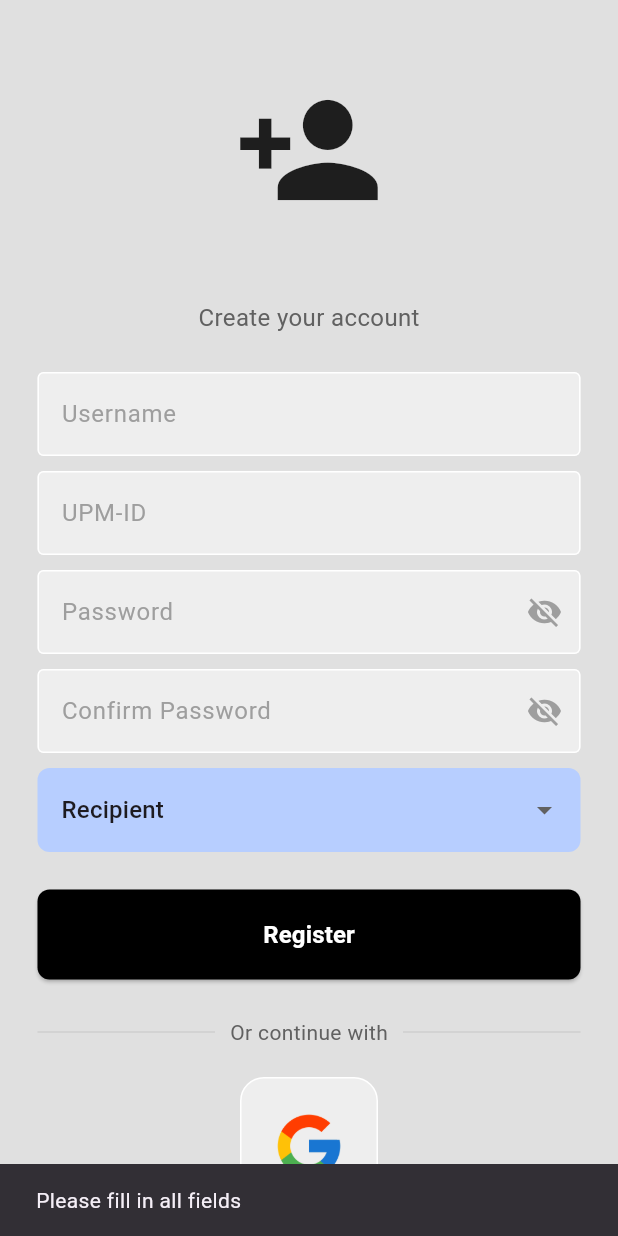
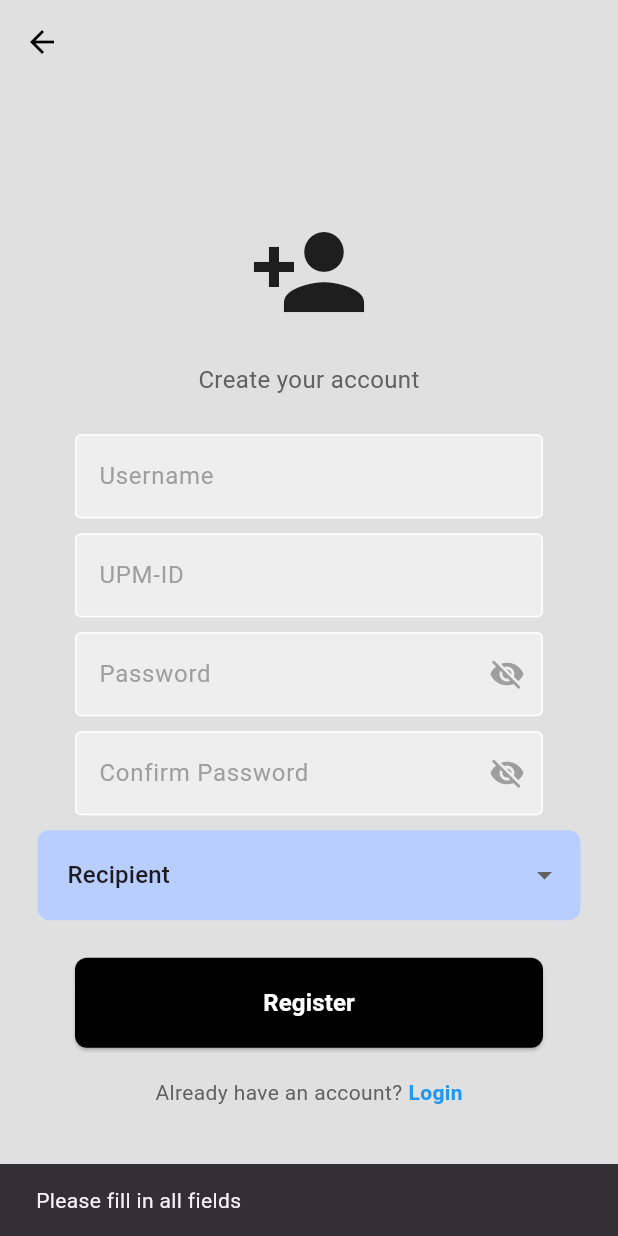
Before and after one commit to kyle-bdvl/FlutterProject, a Flutter app: the RegisterPage screen opened directly, after a tap on "Register", on a phone screen of 412 x 824 dp. Run offline on Flutter 3.47's test engine with Material 3 defaults, Android fonts, the phone set to English and light mode, and no system bars; our stand-ins replace cloud_firestore, csv, file_picker, firebase_auth, open_file, pdf and 3 more; accounts and stored records are empty.

Commit message:
Update RegisterPage.dart

```diff
--- a/flutter_application_1/lib/pages/Register/RegisterPage.dart
+++ b/flutter_application_1/lib/pages/Register/RegisterPage.dart
@@ -1,8 +1,9 @@
 import 'package:flutter/material.dart';
+import 'package:firebase_auth/firebase_auth.dart';
+import 'package:cloud_firestore/cloud_firestore.dart';
+
 import 'package:flutter_application_1/widgets/my_button.dart';
 import 'package:flutter_application_1/widgets/my_textfiled.dart';
-import 'package:flutter_application_1/widgets/square_tile.dart';
-import 'dart:async';
 
 class RegisterPage extends StatefulWidget {
   const RegisterPage({super.key});
@@ -13,141 +14,164 @@ class RegisterPage extends StatefulWidget {
 
 class _RegisterPageState extends State<RegisterPage> {
   final usernameController = TextEditingController();
-  final upm_idController = TextEditingController();
+  final upmIdController = TextEditingController();
   final passwordController = TextEditingController();
   final confirmPasswordController = TextEditingController();
   String userType = 'Recipient';
 
   final List<String> userTypes = ['Certificate Authority (CA)', 'Recipient'];
-
-  // Placeholder for checking username existence
-  Future<bool> usernameExists(String username) async {
-    // TODO: Replace with Firebase check later
-    await Future.delayed(const Duration(milliseconds: 200));
-    return false;
-  }
-
-  // Placeholder for checking UPM-ID existence
-  Future<bool> upmIdExists(String upmId) async {
-    // TODO: Replace with Firebase check later
-    await Future.delayed(const Duration(milliseconds: 200));
-    return false;
-  }
+  bool isLoading = false;
 
   Future<void> registerUser() async {
     final username = usernameController.text.trim();
-    final upmId = upm_idController.text.trim();
+    final upmId = upmIdController.text.trim();
     final password = passwordController.text;
     final confirmPassword = confirmPasswordController.text;
+    final email = '$upmId@student.upm.edu.my';
 
-    if (username.isEmpty ||
-        upmId.isEmpty ||
-        password.isEmpty ||
-        confirmPassword.isEmpty) {
-      ScaffoldMessenger.of(context).showSnackBar(
-        const SnackBar(content: Text('Please fill in all fields')),
-      );
+    if ([username, upmId, password, confirmPassword].any((e) => e.isEmpty)) {
+      showMessage('Please fill in all fields');
       return;
     }
 
-    // Minimum password length check
-    if (password.length < 5) {
-      ScaffoldMessenger.of(context).showSnackBar(
-        const SnackBar(
-          content: Text('Password must be at least 5 characters long'),
-        ),
+    if (password.length < 8 ||
+        !password.contains(RegExp(r'[A-Z]')) ||
+        !password.contains(RegExp(r'[a-z]')) ||
+        !password.contains(RegExp(r'[!@#\$&*~]'))) {
+      showMessage(
+        'Password must be at least 8 characters and include uppercase, lowercase, and special character',
       );
       return;
     }
 
     if (password != confirmPassword) {
-      ScaffoldMessenger.of(
-        context,
-      ).showSnackBar(const SnackBar(content: Text('Passwords do not match')));
+      showMessage('Passwords do not match');
       return;
     }
 
-    if (await usernameExists(username)) {
+    setState(() => isLoading = true);
+
+    try {
+      final userCredential = await FirebaseAuth.instance
+          .createUserWithEmailAndPassword(email: email, password: password);
+
+      await FirebaseFirestore.instance
+          .collection('users')
+          .doc(userCredential.user!.uid)
+          .set({
+            'username': username,
+            'upmId': upmId,
+            'email': email,
+            'userType': userType,
+            'createdAt': FieldValue.serverTimestamp(),
+          });
+
+      showMessage('Successfully registered as $userType');
+      Navigator.pop(context);
+    } on FirebaseAuthException catch (e) {
+      if (e.code == 'email-already-in-use') {
+        showMessage('UPM-ID is already registered');
+      } else {
+        showMessage(e.message ?? 'Registration failed');
+      }
+    } finally {
+      setState(() => isLoading = false);
+    }
+  }
+
+  void showMessage(String message) {
     ScaffoldMessenger.of(
       context,
-      ).showSnackBar(const SnackBar(content: Text('Username already exists')));
-      return;
-    }
-
-    if (await upmIdExists(upmId)) {
-      ScaffoldMessenger.of(
-        context,
-      ).showSnackBar(const SnackBar(content: Text('UPM-ID already exists')));
-      return;
-    }
-
-    // Registration logic here (add Firebase logic later)
-    ScaffoldMessenger.of(
-      context,
-    ).showSnackBar(SnackBar(content: Text('Registered as $userType')));
+    ).showSnackBar(SnackBar(content: Text(message)));
   }
 
   @override
   Widget build(BuildContext context) {
     return Scaffold(
       backgroundColor: Colors.grey[300],
+      appBar: AppBar(
+        backgroundColor: Colors.grey[300],
+        elevation: 0,
+        scrolledUnderElevation: 0,
+        leading: IconButton(
+          icon: const Icon(Icons.arrow_back, color: Colors.black),
+          onPressed: () => Navigator.pop(context),
+        ),
+      ),
       body: SafeArea(
         child: Center(
           child: SingleChildScrollView(
+            child: Padding(
+              padding: const EdgeInsets.symmetric(horizontal: 25),
               child: Column(
-              mainAxisAlignment:
-                  MainAxisAlignment.start, // <-- changed from center to start
+                crossAxisAlignment: CrossAxisAlignment.stretch,
                 children: [
-                const SizedBox(height: 50),
-                const Icon(Icons.person_add, size: 100),
-                const SizedBox(height: 50),
+                  const SizedBox(height: 20),
+                  const Icon(Icons.person_add, size: 80),
+                  const SizedBox(height: 20),
                   Text(
                     'Create your account',
+                    textAlign: TextAlign.center,
                     style: TextStyle(color: Colors.grey[700], fontSize: 16),
                   ),
                   const SizedBox(height: 25),
-                // Username
+                  SizedBox(
+                    width: double.infinity,
+                    child: Column(
+                      crossAxisAlignment: CrossAxisAlignment.stretch,
+                      children: [
                         MyTextField(
                           controller: usernameController,
                           hintText: 'Username',
                           obscureText: false,
                         ),
                         const SizedBox(height: 10),
-                // Matrics ID
                         MyTextField(
-                  controller: upm_idController,
+                          controller: upmIdController,
                           hintText: 'UPM-ID',
                           obscureText: false,
                         ),
                         const SizedBox(height: 10),
-                // Password
                         MyTextField(
                           controller: passwordController,
                           hintText: 'Password',
                           obscureText: true,
                         ),
                         const SizedBox(height: 10),
-                // Confirm Password
                         MyTextField(
                           controller: confirmPasswordController,
                           hintText: 'Confirm Password',
                           obscureText: true,
                         ),
                         const SizedBox(height: 10),
-                // User Type Dropdown
-                Padding(
-                  padding: const EdgeInsets.symmetric(horizontal: 25.0),
+
+                        SizedBox(
+                          height: 60,
                           child: DropdownButtonFormField<String>(
                             value: userType,
                             decoration: InputDecoration(
                               filled: true,
-                      fillColor: const Color.fromARGB(255, 183, 206, 255),
+                              fillColor: const Color.fromARGB(
+                                255,
+                                183,
+                                206,
+                                255,
+                              ),
                               border: OutlineInputBorder(
                                 borderRadius: BorderRadius.circular(8),
                                 borderSide: BorderSide.none,
                               ),
+                              contentPadding: const EdgeInsets.symmetric(
+                                horizontal: 16,
+                                vertical: 18,
                               ),
-                    dropdownColor: const Color.fromARGB(255, 183, 206, 255),
+                            ),
+                            dropdownColor: const Color.fromARGB(
+                              255,
+                              183,
+                              206,
+                              255,
+                            ),
                             items:
                                 userTypes
                                     .map(
@@ -157,45 +181,22 @@ class _RegisterPageState extends State<RegisterPage> {
                                       ),
                                     )
                                     .toList(),
-                    onChanged: (value) {
-                      setState(() {
-                        userType = value!;
-                      });
-                    },
+                            onChanged:
+                                (value) => setState(() => userType = value!),
                           ),
-                ),
-                const SizedBox(height: 25),
-                MyButton(onTap: registerUser, text: "Register"),
-                const SizedBox(height: 25),
-                Padding(
-                  padding: const EdgeInsets.symmetric(horizontal: 25.0),
-                  child: Row(
-                    children: [
-                      Expanded(
-                        child: Divider(thickness: 0.5, color: Colors.grey[400]),
-                      ),
-                      Padding(
-                        padding: const EdgeInsets.symmetric(horizontal: 10.0),
-                        child: Text(
-                          'Or continue with',
-                          style: TextStyle(color: Colors.grey[700]),
-                        ),
-                      ),
-                      Expanded(
-                        child: Divider(thickness: 0.5, color: Colors.grey[400]),
                         ),
                       ],
                     ),
                   ),
+
+                  const SizedBox(height: 25),
+
+                  isLoading
+                      ? const Center(child: CircularProgressIndicator())
+                      : MyButton(onTap: registerUser, text: "Register"),
+
                   const SizedBox(height: 20),
-                // google sign up button
-                Row(
-                  mainAxisAlignment: MainAxisAlignment.center,
-                  children: const [
-                    SquareTile(imagePath: 'lib/images/google.png'),
-                  ],
-                ),
-                const SizedBox(height: 20),
+
                   Row(
                     mainAxisAlignment: MainAxisAlignment.center,
                     children: [
@@ -205,9 +206,7 @@ class _RegisterPageState extends State<RegisterPage> {
                       ),
                       const SizedBox(width: 4),
                       GestureDetector(
-                      onTap: () {
-                        Navigator.pop(context);
-                      },
+                        onTap: () => Navigator.pop(context),
                         child: const Text(
                           'Login',
                           style: TextStyle(
@@ -218,12 +217,22 @@ class _RegisterPageState extends State<RegisterPage> {
                       ),
                     ],
                   ),
-                const SizedBox(height: 25),
+                  const SizedBox(height: 20),
                 ],
+              ),
             ),
           ),
         ),
       ),
     );
   }
+
+  @override
+  void dispose() {
+    usernameController.dispose();
+    upmIdController.dispose();
+    passwordController.dispose();
+    confirmPasswordController.dispose();
+    super.dispose();
   }
+}
```
Lines whose indentation alone changed are shown as unchanged.
